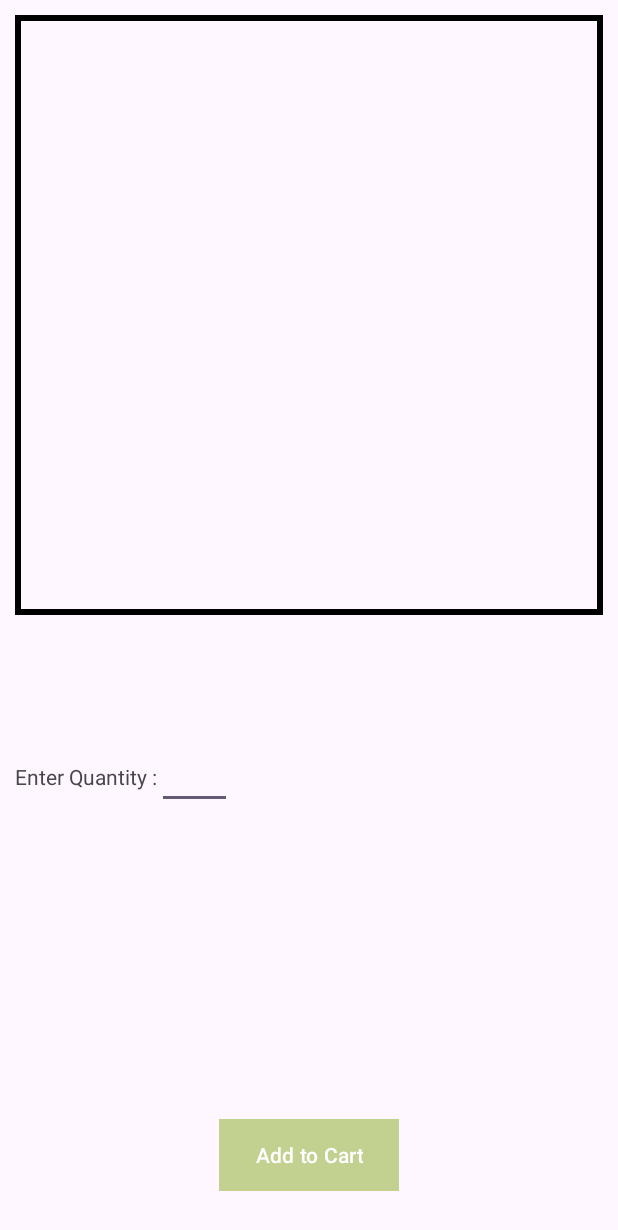
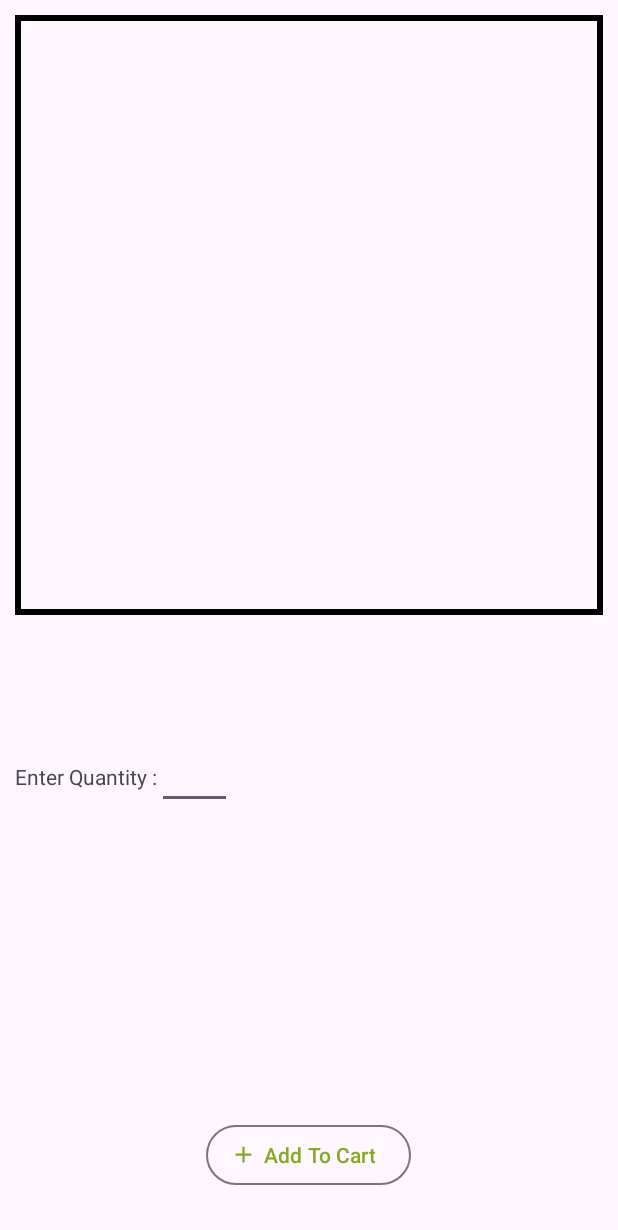
Before and after one commit to Mohiudd1n/Accessory_app, an Android app: the car_buyout screen opened directly, with no data from a screen before it, on a phone screen of 412 x 824 dp. Shown: the top 1230 px of the screen. Run offline under Robolectric (Android 15) with nearby library versions, the phone set to English and light mode, and no system bars.

Commit message:
Updated Project

```diff
--- a/app/build.gradle
+++ b/app/build.gradle
@@ -8,7 +8,7 @@ android {
 
     defaultConfig {
         applicationId "com.example.madmp1"
-        minSdk 16
+        minSdk 21
         targetSdk 33
         versionCode 1
         versionName "1.0"
--- a/app/src/main/java/com/example/madmp1/car_accessories.java
+++ b/app/src/main/java/com/example/madmp1/car_accessories.java
@@ -6,6 +6,7 @@ import androidx.recyclerview.widget.RecyclerView;
 
 import android.content.Intent;
 import android.os.Bundle;
+import android.transition.Explode;
 import android.view.View;
 import android.widget.ImageView;
 
--- /dev/null
+++ b/app/src/main/res/drawable/baseline_add_24.xml
@@ -0,0 +1,5 @@
+<vector xmlns:android="http://schemas.android.com/apk/res/android" android:height="24dp" android:tint="#FFFFFF" android:viewportHeight="24" android:viewportWidth="24" android:width="24dp">
+
+    <path android:fillColor="@android:color/white" android:pathData="M19,13h-6v6h-2v-6H5v-2h6V5h2v6h6v2z"/>
+
+</vector>
--- /dev/null
+++ b/app/src/main/res/drawable/baseline_done_24.xml
@@ -0,0 +1,5 @@
+<vector xmlns:android="http://schemas.android.com/apk/res/android" android:height="24dp" android:tint="#FFFFFF" android:viewportHeight="24" android:viewportWidth="24" android:width="24dp">
+
+    <path android:fillColor="@android:color/white" android:pathData="M9,16.2L4.8,12l-1.4,1.4L9,19 21,7l-1.4,-1.4L9,16.2z"/>
+
+</vector>
--- a/app/src/main/res/layout/activity_car_buyout.xml
+++ b/app/src/main/res/layout/activity_car_buyout.xml
@@ -79,15 +79,16 @@
         android:digits="0123456789"
         android:layout_alignBaseline="@+id/quantity"
         />
-    <Button
-        android:background="@color/bk"
+
+    <com.google.android.material.button.MaterialButton
         android:layout_width="wrap_content"
         android:layout_height="wrap_content"
-        android:text="Add to Cart"
+        android:id="@+id/buyout"
+        android:layout_marginBottom="20dp"
+        android:text="Add To Cart"
         android:layout_centerHorizontal="true"
         android:layout_alignParentBottom="true"
-        android:id="@+id/buyout"
-        android:layout_marginBottom="20dp"
-        />
+        app:icon="@drawable/baseline_add_24"
+        style="@style/Widget.Material3.Button.OutlinedButton.Icon" />
 
 </RelativeLayout>
--- a/app/src/main/res/layout/activity_home.xml
+++ b/app/src/main/res/layout/activity_home.xml
@@ -14,7 +14,7 @@
         android:layout_alignParentBottom="true"
         android:id="@+id/tablayout"
         app:tabSelectedTextColor="@color/RED"
-        app:tabIndicatorColor="@color/Textcolor"
+        app:tabIndicatorColor="@color/splash"
         >
 
         <com.google.android.material.tabs.TabItem
```
Also changed, not shown: app/src/main/java/com/example/madmp1/car_buyout.java (+29 -2 lines).
